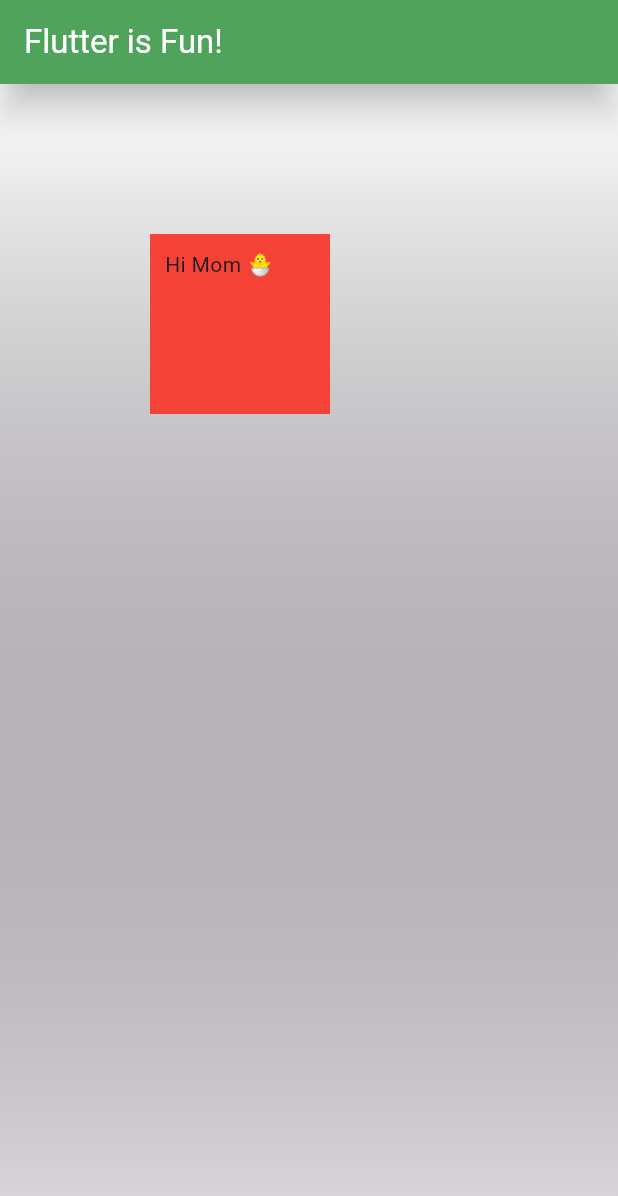
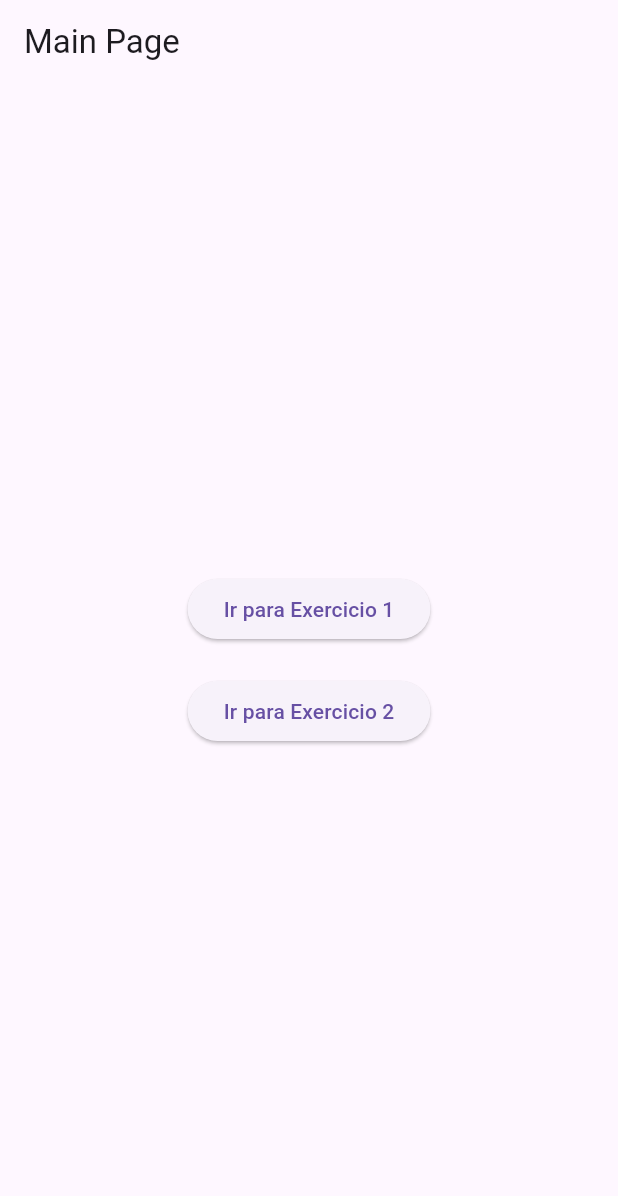
Before and after one commit to soaressc/2025.1_IFSP_BRADEMO, a Flutter app: the screen it shows after launch, on a phone screen of 412 x 824 dp. Shown: the top 1196 px of the screen. Run offline on Flutter 3.47's test engine with Material 3 defaults, Android fonts, the phone set to English and light mode, and no system bars.

Commit message:
Introdução a Flutter
Conteúdo
• Introdução ao Flutter
• Criando um projeto
• Definição de Widget
• Hello World em Flutter
• Build Context
• Widgets
• Layout
• Navegação
• Input
• Dialogs, Popups e Messages
• Exercícios

```diff
--- /dev/null
+++ b/Introdução a Flutter/lib/Exercicio1.dart
@@ -0,0 +1,42 @@
+import 'package:flutter/material.dart';
+
+void main() => runApp(Exercicio1());
+
+class Exercicio1 extends StatelessWidget {
+  @override
+  Widget build(BuildContext context) {
+    return MaterialApp(
+      home: Scaffold(
+        appBar: AppBar(
+          backgroundColor: Colors.green,
+          shadowColor: Colors.black,
+          elevation: 10,
+          title: Text('Flutter is Fun!', style: TextStyle(color: Colors.white)),
+        ),
+        body: Stack(
+          children: [
+            Container(
+              width: double.infinity,
+              height: double.infinity,
+              decoration: BoxDecoration(
+                gradient: LinearGradient(
+                  begin: Alignment.topCenter,
+                  end: Alignment.bottomCenter,
+                  colors: [Colors.white, Colors.black12],
+                ),
+              ),
+            ),
+            Container(
+              width: 120,
+              height: 120,
+              padding: EdgeInsets.all(10.0),
+              margin: EdgeInsets.all(100.0),
+              color: Colors.red,
+              child: Text('Hi Mom 🐣'),
+            ),
+          ],
+        ),
+      ),
+    );
+  }
+}
--- a/Introdução a Flutter/lib/main.dart
+++ b/Introdução a Flutter/lib/main.dart
@@ -1,4 +1,6 @@
 import 'package:flutter/material.dart';
+import 'Exercicio1.dart';  // Importando a página Exercicio1
+import 'Exercicio2.dart';  // Importando a página Exercicio2
 
 void main() => runApp(MyApp());
 
@@ -6,33 +8,39 @@ class MyApp extends StatelessWidget {
   @override
   Widget build(BuildContext context) {
     return MaterialApp(
-      home: Scaffold(
-        appBar: AppBar(
-          backgroundColor: Colors.green,
-          shadowColor: Colors.black,
-          elevation: 10,
-          title: Text('Flutter is Fun!', style: TextStyle(color: Colors.white)),
-        ),
-        body: Stack(
+      initialRoute: '/', // Define a rota inicial
+      routes: {
+        '/': (context) => MainPage(),
+        '/exercicio1': (context) => Exercicio1(),
+        '/exercicio2': (context) => Exercicio2(),
+      },
+    );
+  }
+}
+
+class MainPage extends StatelessWidget {
+  @override
+  Widget build(BuildContext context) {
+    return Scaffold(
+      appBar: AppBar(
+        title: Text('Main Page'),
+      ),
+      body: Center(
+        child: Column(
+          mainAxisAlignment: MainAxisAlignment.center,
           children: [
-            Container(
-              width: double.infinity,
-              height: double.infinity,
-              decoration: BoxDecoration(
-                gradient: LinearGradient(
-                  begin: Alignment.topCenter,
-                  end: Alignment.bottomCenter,
-                  colors: [Colors.white, Colors.black12],
-                ),
-              ),
+            ElevatedButton(
+              onPressed: () {
+                Navigator.pushNamed(context, '/exercicio1'); // Navegar para Exercicio1
+              },
+              child: Text('Ir para Exercicio 1'),
             ),
-            Container(
-              width: 120,
-              height: 120,
-              padding: EdgeInsets.all(10.0),
-              margin: EdgeInsets.all(100.0),
-              color: Colors.red,
-              child: Text('Hi Mom 🐣'),
+            SizedBox(height: 20),
+            ElevatedButton(
+              onPressed: () {
+                Navigator.pushNamed(context, '/exercicio2'); // Navegar para Exercicio2
+              },
+              child: Text('Ir para Exercicio 2'),
             ),
           ],
         ),
```
Also changed, not shown: Introdução a Flutter/lib/Exercicio2.dart (added, +65 -0 lines), 1 other file.
